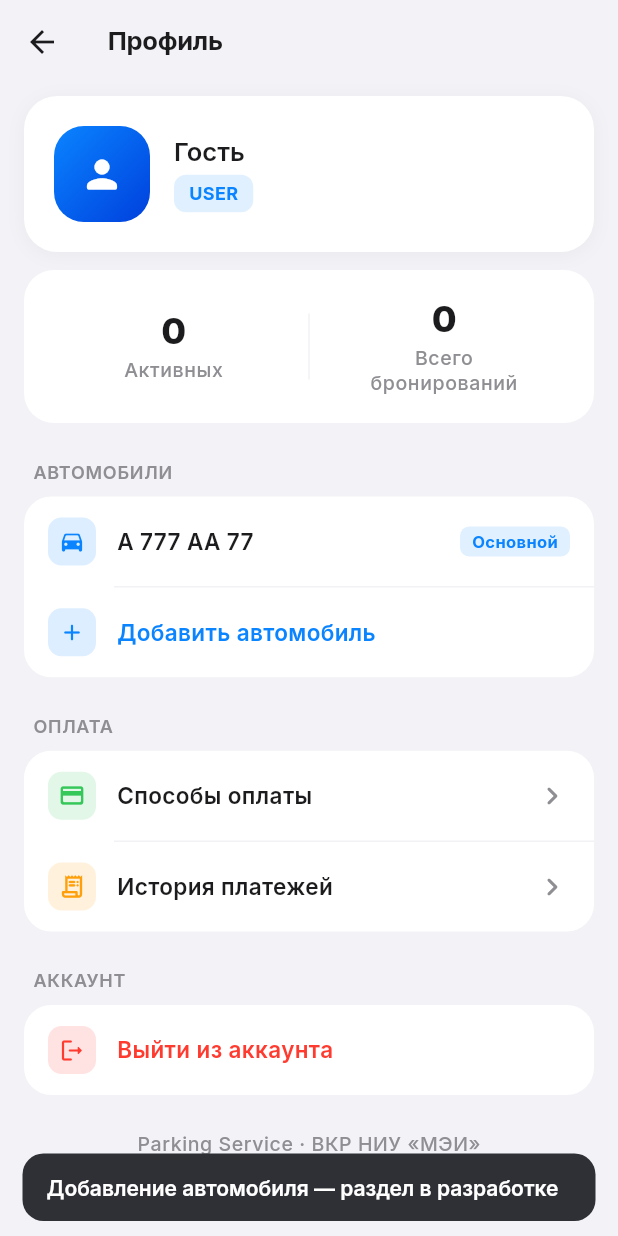
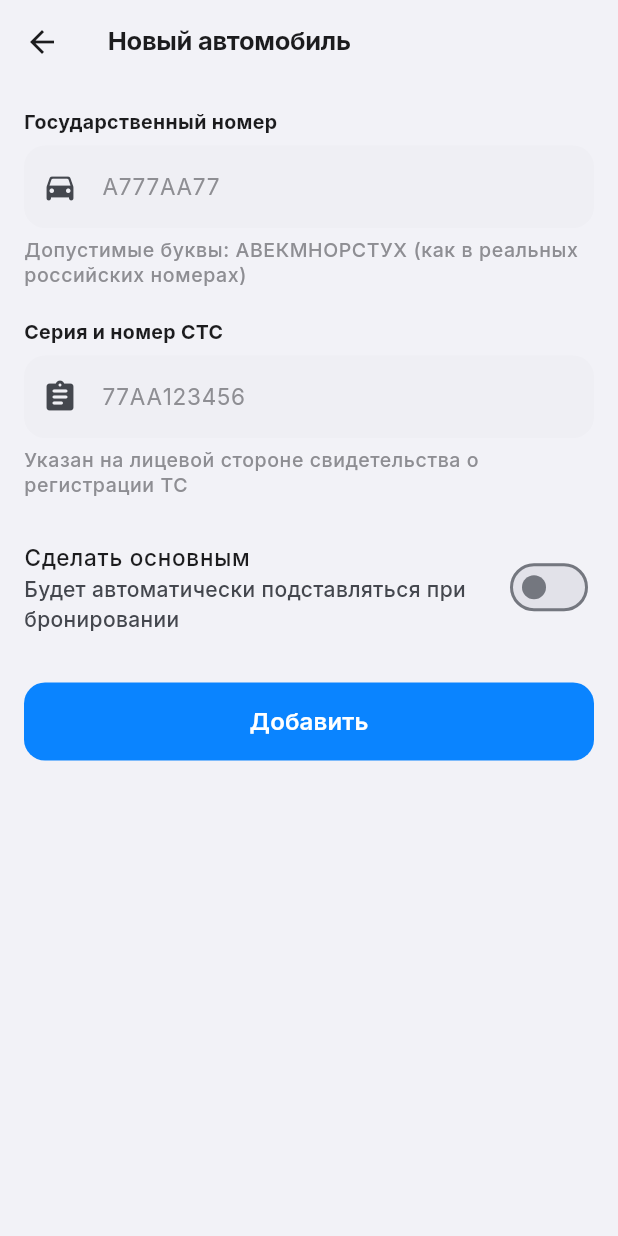
Before and after one commit to chikibriki0/Parking-app, a Flutter app: the ProfileScreen screen opened directly, after a tap on "Добавить автомобиль", on a phone screen of 412 x 824 dp. Run offline on Flutter 3.47's test engine with Material 3 defaults, Android fonts, the phone set to English and light mode, and no system bars; our stand-ins replace cached_network_image, flutter_map, geolocator, google_fonts, jwt_decoder, latlong2 and 2 more; accounts and stored records are empty.

Commit message:
Fix: данные предыдущего пользователя протекали в новый аккаунт + реальный список автомобилей
Bug-fix (приоритет):
- ParkingProvider/FavoritesService жили на всё приложение и после logout
  оставались с историей, броней и избранным предыдущего юзера. Новый
  пользователь видел чужую сводку в профиле сразу после регистрации.
- ParkingProvider.resetUserState() сбрасывает _history, _stats, _mySpotId,
  _zones, _spotStatuses; вызывается при login (новый юзер) и logout.
- FavoritesService теперь использует per-user ключ SharedPreferences
  (`favorite_parkings_u{id}_v1`), переключается через bindUser(userId).
- Пост-логин-настройка инкапсулирована в applyAuthChange(context),
  вызывается из LoginScreen (паролевой и биометрический сценарии)
  и SplashScreen (восстановление сессии при старте).

Feature: реальные автомобили вместо захардкоженной «А 777 АА 77»
- CarsService — per-user список с сохранением в SharedPreferences (JSON).
- AddCarScreen с валидацией:
  • российский гос-номер (буквы только АВЕКМНОРСТУХ — омоглифы латиницы),
  • СТС: 2 цифры + 2 буквы + 6 цифр (как на лицевой стороне свидетельства).
- В профиле список читается из CarsService, тап по машине открывает
  bottom-sheet с «Сделать основным» / «Удалить».
- Первая добавленная машина автоматически становится основной;
  при удалении основной — основной становится следующая.

Co-Authored-By: Claude Opus 4.7 <noreply@anthropic.com>

```diff
--- a/parking_app/lib/main.dart
+++ b/parking_app/lib/main.dart
@@ -4,6 +4,7 @@ import 'package:provider/provider.dart';
 import 'providers/auth_provider.dart';
 import 'providers/parking_provider.dart';
 import 'screens/splash_screen.dart';
+import 'services/cars_service.dart';
 import 'services/favorites_service.dart';
 import 'theme/app_theme.dart';
 
@@ -24,6 +25,7 @@ class ParkingApp extends StatelessWidget {
         ChangeNotifierProvider(create: (_) => AuthProvider()),
         ChangeNotifierProvider(create: (_) => ParkingProvider()),
         ChangeNotifierProvider(create: (_) => FavoritesService()..load()),
+        ChangeNotifierProvider(create: (_) => CarsService()..bindUser(null)),
       ],
       child: MaterialApp(
         title: 'Parking',
--- /dev/null
+++ b/parking_app/lib/screens/add_car_screen.dart
@@ -0,0 +1,163 @@
+import 'package:flutter/material.dart';
+import 'package:flutter/services.dart';
+import 'package:provider/provider.dart';
+
+import '../services/cars_service.dart';
+import '../theme/app_theme.dart';
+
+/// AddCarScreen — форма добавления автомобиля.
+///
+/// Проверяет:
+///   • российский гос-номер: «А777АА77» / «А777АА777» (1 буква + 3 цифры
+///     + 2 буквы + 2–3 цифры региона), допустимые буквы — кириллические
+///     омоглифы латиницы: АВЕКМНОРСТУХ.
+///   • СТС: 2 цифры + 2 буквы + 6 цифр = всего 10 знаков.
+class AddCarScreen extends StatefulWidget {
+  const AddCarScreen({super.key});
+
+  @override
+  State<AddCarScreen> createState() => _AddCarScreenState();
+}
+
+class _AddCarScreenState extends State<AddCarScreen> {
+  final _formKey = GlobalKey<FormState>();
+  final _plateCtrl = TextEditingController();
+  final _stsCtrl = TextEditingController();
+  bool _primary = false;
+
+  static const _plateLetters = 'АВЕКМНОРСТУХ';
+
+  @override
+  void dispose() {
+    _plateCtrl.dispose();
+    _stsCtrl.dispose();
+    super.dispose();
+  }
+
+  String _normalizePlate(String raw) =>
+      raw.toUpperCase().replaceAll(RegExp(r'\s+'), '');
+
+  String _normalizeSts(String raw) =>
+      raw.toUpperCase().replaceAll(RegExp(r'\s+'), '');
+
+  String? _validatePlate(String? v) {
+    final s = _normalizePlate(v ?? '');
+    if (s.isEmpty) return 'Введите номер';
+    final ok = RegExp('^[$_plateLetters]\\d{3}[$_plateLetters]{2}\\d{2,3}\$')
+        .hasMatch(s);
+    if (!ok) {
+      return 'Формат: А777АА77 (буквы $_plateLetters)';
+    }
+    final cars = context.read<CarsService>();
+    if (cars.hasPlate(s)) return 'Такой номер уже добавлен';
+    return null;
+  }
+
+  String? _validateSts(String? v) {
+    final s = _normalizeSts(v ?? '');
+    if (s.isEmpty) return 'Введите СТС';
+    if (!RegExp(r'^\d{2}[А-ЯA-Z]{2}\d{6}$').hasMatch(s)) {
+      return 'Формат: 77АА123456';
+    }
+    return null;
+  }
+
+  Future<void> _submit() async {
+    if (!(_formKey.currentState?.validate() ?? false)) return;
+    final cars = context.read<CarsService>();
+    await cars.add(UserCar(
+      plate: _normalizePlate(_plateCtrl.text),
+      sts: _normalizeSts(_stsCtrl.text),
+      primary: _primary,
+    ));
+    if (!mounted) return;
+    Navigator.of(context).pop();
+  }
+
+  @override
+  Widget build(BuildContext context) {
+    return Scaffold(
+      appBar: AppBar(title: const Text('Новый автомобиль')),
+      body: Form(
+        key: _formKey,
+        child: ListView(
+          padding: const EdgeInsets.all(16),
+          children: [
+            const Text(
+              'Государственный номер',
+              style: TextStyle(fontWeight: FontWeight.w700, fontSize: 13),
+            ),
+            const SizedBox(height: 6),
+            TextFormField(
+              controller: _plateCtrl,
+              textCapitalization: TextCapitalization.characters,
+              decoration: const InputDecoration(
+                hintText: 'А777АА77',
+                prefixIcon: Icon(Icons.directions_car_rounded),
+              ),
+              inputFormatters: [
+                FilteringTextInputFormatter.allow(
+                  RegExp('[$_plateLettersа-яА-ЯA-Za-z0-9\\s]'),
+                ),
+                LengthLimitingTextInputFormatter(10),
+              ],
+              validator: _validatePlate,
+              autovalidateMode: AutovalidateMode.onUserInteraction,
+            ),
+            const SizedBox(height: 6),
+            Text(
+              'Допустимые буквы: $_plateLetters (как в реальных российских номерах)',
+              style: Theme.of(context).textTheme.bodySmall,
+            ),
+            const SizedBox(height: 20),
+            const Text(
+              'Серия и номер СТС',
+              style: TextStyle(fontWeight: FontWeight.w700, fontSize: 13),
+            ),
+            const SizedBox(height: 6),
+            TextFormField(
+              controller: _stsCtrl,
+              textCapitalization: TextCapitalization.characters,
+              decoration: const InputDecoration(
+                hintText: '77АА123456',
+                prefixIcon: Icon(Icons.assignment_rounded),
+              ),
+              inputFormatters: [
+                FilteringTextInputFormatter.allow(
+                  RegExp(r'[а-яА-ЯA-Za-z0-9\s]'),
+                ),
+                LengthLimitingTextInputFormatter(12),
+              ],
+              validator: _validateSts,
+              autovalidateMode: AutovalidateMode.onUserInteraction,
+            ),
+            const SizedBox(height: 6),
+            Text(
+              'Указан на лицевой стороне свидетельства о регистрации ТС',
+              style: Theme.of(context).textTheme.bodySmall,
+            ),
+            const SizedBox(height: 20),
+            SwitchListTile.adaptive(
+              value: _primary,
+              onChanged: (v) => setState(() => _primary = v),
+              title: const Text('Сделать основным'),
+              subtitle: const Text(
+                'Будет автоматически подставляться при бронировании',
+              ),
+              contentPadding: EdgeInsets.zero,
+            ),
+            const SizedBox(height: 24),
+            FilledButton(
+              style: FilledButton.styleFrom(
+                minimumSize: const Size.fromHeight(52),
+                backgroundColor: AppTheme.primary,
+              ),
+              onPressed: _submit,
+              child: const Text('Добавить', style: TextStyle(fontSize: 16)),
+            ),
+          ],
+        ),
+      ),
+    );
+  }
+}
--- a/parking_app/lib/screens/profile_screen.dart
+++ b/parking_app/lib/screens/profile_screen.dart
@@ -3,8 +3,11 @@ import 'package:provider/provider.dart';
 
 import '../providers/auth_provider.dart';
 import '../providers/parking_provider.dart';
+import '../services/cars_service.dart';
+import '../services/favorites_service.dart';
 import '../theme/app_theme.dart';
 import '../widgets/confirm_dialog.dart';
+import 'add_car_screen.dart';
 import 'admin_screen.dart';
 import 'login_screen.dart';
 
@@ -35,37 +38,7 @@ class ProfileScreen extends StatelessWidget {
           const SizedBox(height: 24),
 
           _SectionTitle('Автомобили'),
-          _SettingsGroup(
-            tiles: [
-              _SettingsTile(
-                icon: Icons.directions_car_rounded,
-                iconColor: AppTheme.primary,
-                title: 'А 777 АА 77',
-                trailing: Container(
-                  padding: const EdgeInsets.symmetric(horizontal: 8, vertical: 2),
-                  decoration: BoxDecoration(
-                    color: AppTheme.primary.withOpacity(0.12),
-                    borderRadius: BorderRadius.circular(6),
-                  ),
-                  child: const Text(
-                    'Основной',
-                    style: TextStyle(
-                      color: AppTheme.primary,
-                      fontWeight: FontWeight.w700,
-                      fontSize: 11,
-                    ),
-                  ),
-                ),
-              ),
-              _SettingsTile(
-                icon: Icons.add_rounded,
-                iconColor: AppTheme.primary,
-                title: 'Добавить автомобиль',
-                titleColor: AppTheme.primary,
-                onTap: () => _comingSoon(context, 'Добавление автомобиля'),
-              ),
-            ],
-          ),
+          _CarsSection(),
           const SizedBox(height: 24),
 
           _SectionTitle('Оплата'),
@@ -132,6 +105,13 @@ class ProfileScreen extends StatelessWidget {
                   );
                   if (confirmed != true) return;
                   await auth.logout();
+                  // Чистим все per-user данные, иначе следующий пользователь
+                  // на этом устройстве увидит чужие машины/избранное/историю.
+                  if (context.mounted) {
+                    context.read<ParkingProvider>().resetUserState();
+                    context.read<FavoritesService>().clear();
+                    context.read<CarsService>().clear();
+                  }
                   if (context.mounted) {
                     Navigator.of(context).pushAndRemoveUntil(
                       MaterialPageRoute(builder: (_) => const LoginScreen()),
@@ -267,6 +247,111 @@ class _StatsCard extends StatelessWidget {
   }
 }
 
+/// Секция «Автомобили»: список реальных машин пользователя из CarsService
+/// + кнопка добавления. Заменяет прежнюю единственную захардкоженную
+/// «А 777 АА 77», которая показывалась у всех пользователей одинаково.
+class _CarsSection extends StatelessWidget {
+  @override
+  Widget build(BuildContext context) {
+    final cars = context.watch<CarsService>();
+    final tiles = <Widget>[];
+
+    for (final car in cars.cars) {
+      tiles.add(_SettingsTile(
+        icon: Icons.directions_car_rounded,
+        iconColor: AppTheme.primary,
+        title: car.displayPlate,
+        subtitle: 'СТС ${car.displaySts}',
+        trailing: car.primary
+            ? Container(
+                padding: const EdgeInsets.symmetric(horizontal: 8, vertical: 2),
+                decoration: BoxDecoration(
+                  color: AppTheme.primary.withOpacity(0.12),
+                  borderRadius: BorderRadius.circular(6),
+                ),
+                child: const Text(
+                  'Основной',
+                  style: TextStyle(
+                    color: AppTheme.primary,
+                    fontWeight: FontWeight.w700,
+                    fontSize: 11,
+                  ),
+                ),
+              )
+            : const Icon(Icons.chevron_right_rounded,
+                color: AppTheme.textSecondary),
+        onTap: () => _showCarActions(context, car),
+      ));
+    }
+
+    tiles.add(_SettingsTile(
+      icon: Icons.add_rounded,
+      iconColor: AppTheme.primary,
+      title: 'Добавить автомобиль',
+      titleColor: AppTheme.primary,
+      onTap: () => Navigator.push(
+        context,
+        MaterialPageRoute(builder: (_) => const AddCarScreen()),
+      ),
+    ));
+
+    return _SettingsGroup(tiles: tiles);
+  }
+
+  Future<void> _showCarActions(BuildContext context, UserCar car) async {
+    final cars = context.read<CarsService>();
+    await showModalBottomSheet<void>(
+      context: context,
+      shape: const RoundedRectangleBorder(
+        borderRadius: BorderRadius.vertical(top: Radius.circular(20)),
+      ),
+      builder: (ctx) => SafeArea(
+        child: Column(
+          mainAxisSize: MainAxisSize.min,
+          children: [
+            const SizedBox(height: 8),
+            Container(
+              width: 36,
+              height: 4,
+              decoration: BoxDecoration(
+                color: Colors.black12,
+                borderRadius: BorderRadius.circular(2),
+              ),
+            ),
+            const SizedBox(height: 8),
+            ListTile(
+              title: Text(car.displayPlate,
+                  style: const TextStyle(fontWeight: FontWeight.w700)),
+              subtitle: Text('СТС ${car.displaySts}'),
+            ),
+            const Divider(height: 1),
+            if (!car.primary)
+              ListTile(
+                leading: const Icon(Icons.star_rounded, color: AppTheme.primary),
+                title: const Text('Сделать основным'),
+                onTap: () async {
+                  await cars.setPrimary(car.plate);
+                  if (ctx.mounted) Navigator.pop(ctx);
+                },
+              ),
+            ListTile(
+              leading: const Icon(Icons.delete_outline_rounded,
+                  color: AppTheme.danger),
+              title: const Text('Удалить',
+                  style: TextStyle(color: AppTheme.danger)),
+              onTap: () async {
+                await cars.remove(car.plate);
+                if (ctx.mounted) Navigator.pop(ctx);
+              },
+            ),
+            const SizedBox(height: 8),
+          ],
+        ),
+      ),
+    );
+  }
+}
+
 class _StatCell extends StatelessWidget {
   final String value;
   final String label;
@@ -357,6 +442,7 @@ class _SettingsTile extends StatelessWidget {
   final IconData icon;
   final Color iconColor;
   final String title;
+  final String? subtitle;
   final Color? titleColor;
   final Widget? trailing;
   final VoidCallback? onTap;
@@ -364,6 +450,7 @@ class _SettingsTile extends StatelessWidget {
     required this.icon,
     required this.iconColor,
     required this.title,
+    this.subtitle,
     this.titleColor,
     this.trailing,
     this.onTap,
@@ -388,13 +475,29 @@ class _SettingsTile extends StatelessWidget {
             ),
             const SizedBox(width: 14),
             Expanded(
-              child: Text(
+              child: Column(
+                crossAxisAlignment: CrossAxisAlignment.start,
+                mainAxisSize: MainAxisSize.min,
+                children: [
+                  Text(
                     title,
                     style: TextStyle(
                       fontSize: 15,
                       fontWeight: FontWeight.w600,
                       color: titleColor ?? AppTheme.textPrimary,
                     ),
+                  ),
+                  if (subtitle != null) ...[
+                    const SizedBox(height: 2),
+                    Text(
+                      subtitle!,
+                      style: const TextStyle(
+                        fontSize: 12,
+                        color: AppTheme.textSecondary,
+                      ),
+                    ),
+                  ],
+                ],
               ),
             ),
             if (trailing != null) trailing!,
--- /dev/null
+++ b/parking_app/lib/services/cars_service.dart
@@ -0,0 +1,154 @@
+import 'dart:convert';
+
+import 'package:flutter/foundation.dart';
+import 'package:shared_preferences/shared_preferences.dart';
+
+/// Автомобиль пользователя. Для прототипа храним локально, на сервер
+/// ничего не отправляем — в проде это место займёт endpoint /me/cars.
+class UserCar {
+  /// Российский гос-номер автомобиля в формате «А 777 АА 77» (без пробелов
+  /// в хранении — добавляются только при показе). Проверяется регуляркой
+  /// при сохранении в форме.
+  final String plate;
+
+  /// Серия и номер СТС (свидетельство о регистрации ТС), 10 знаков:
+  /// 2 цифры серии + 2 буквы + 6 цифр. Например: «77АА123456».
+  final String sts;
+
+  /// Является ли «основным» автомобилем (помечен бейджем в профиле).
+  final bool primary;
+
+  const UserCar({
+    required this.plate,
+    required this.sts,
+    this.primary = false,
+  });
+
+  UserCar copyWith({String? plate, String? sts, bool? primary}) => UserCar(
+        plate: plate ?? this.plate,
+        sts: sts ?? this.sts,
+        primary: primary ?? this.primary,
+      );
+
+  Map<String, dynamic> toJson() => {
+        'plate': plate,
+        'sts': sts,
+        'primary': primary,
+      };
+
+  factory UserCar.fromJson(Map<String, dynamic> json) => UserCar(
+        plate: json['plate'] as String,
+        sts: json['sts'] as String,
+        primary: json['primary'] as bool? ?? false,
+      );
+
+  /// Форматирование номера для отображения: «А777АА77» → «А 777 АА 77».
+  /// Если не сматчился по российскому шаблону — возвращаем как есть.
+  String get displayPlate {
+    final m = RegExp(r'^([А-ЯA-Z])(\d{3})([А-ЯA-Z]{2})(\d{2,3})$')
+        .firstMatch(plate);
+    if (m == null) return plate;
+    return '${m[1]} ${m[2]} ${m[3]} ${m[4]}';
+  }
+
+  /// Форматирование СТС: «77АА123456» → «77 АА 123456».
+  String get displaySts {
+    final m = RegExp(r'^(\d{2})([А-ЯA-Z]{2})(\d{6})$').firstMatch(sts);
+    if (m == null) return sts;
+    return '${m[1]} ${m[2]} ${m[3]}';
+  }
+}
+
+/// CarsService — управление списком автомобилей пользователя.
+///
+/// Хранение в SharedPreferences под per-user ключом, чтобы у разных
+/// аккаунтов на одном устройстве не пересекались машины.
+class CarsService extends ChangeNotifier {
+  int? _userId;
+  List<UserCar> _cars = [];
+  bool _loaded = false;
+
+  List<UserCar> get cars => List.unmodifiable(_cars);
+  bool get loaded => _loaded;
+
+  String _keyFor(int? userId) =>
+      userId == null ? 'cars_guest_v1' : 'cars_u${userId}_v1';
+
+  /// Привязка к пользователю (после login и при checkAuth).
+  Future<void> bindUser(int? userId) async {
+    _userId = userId;
+    final prefs = await SharedPreferences.getInstance();
+    final raw = prefs.getString(_keyFor(userId));
+    if (raw == null || raw.isEmpty) {
+      _cars = [];
+    } else {
+      try {
+        final list = (jsonDecode(raw) as List).cast<Map<String, dynamic>>();
+        _cars = list.map(UserCar.fromJson).toList();
+      } catch (_) {
+        _cars = [];
+      }
+    }
+    _loaded = true;
+    notifyListeners();
+  }
+
+  /// Сброс при logout.
+  void clear() {
+    _userId = null;
+    _cars = [];
+    notifyListeners();
+  }
+
+  Future<void> _save() async {
+    final prefs = await SharedPreferences.getInstance();
+    await prefs.setString(
+      _keyFor(_userId),
+      jsonEncode(_cars.map((c) => c.toJson()).toList()),
+    );
+  }
+
+  /// Добавить автомобиль. Первый добавленный автоматически становится
+  /// «основным».
+  Future<void> add(UserCar car) async {
+    final isFirst = _cars.isEmpty;
+    _cars.add(car.copyWith(primary: isFirst || car.primary));
+    if (car.primary && !isFirst) {
+      // Сбрасываем «основной» у остальных, оставляем только у нового.
+      for (var i = 0; i < _cars.length - 1; i++) {
+        if (_cars[i].primary) {
+          _cars[i] = _cars[i].copyWith(primary: false);
+        }
+      }
+    }
+    await _save();
+    notifyListeners();
+  }
+
+  Future<void> remove(String plate) async {
+    final removed = _cars.firstWhere(
+      (c) => c.plate == plate,
+      orElse: () => const UserCar(plate: '', sts: ''),
+    );
+    _cars.removeWhere((c) => c.plate == plate);
+    // Если удалили основной — повышаем первый из оставшихся.
+    if (removed.primary && _cars.isNotEmpty) {
+      _cars[0] = _cars[0].copyWith(primary: true);
+    }
+    await _save();
+    notifyListeners();
+  }
+
+  Future<void> setPrimary(String plate) async {
+    for (var i = 0; i < _cars.length; i++) {
+      _cars[i] = _cars[i].copyWith(primary: _cars[i].plate == plate);
+    }
+    await _save();
+    notifyListeners();
+  }
+
+  /// true — если такой номер уже есть в списке. Используется для валидации
+  /// формы при добавлении.
+  bool hasPlate(String plate) =>
+      _cars.any((c) => c.plate.toUpperCase() == plate.toUpperCase());
+}
--- a/parking_app/lib/services/favorites_service.dart
+++ b/parking_app/lib/services/favorites_service.dart
@@ -4,20 +4,41 @@ import 'package:shared_preferences/shared_preferences.dart';
 /// Локальный сервис «Избранные парковки». Хранит id (или название) парковок,
 /// добавленных пользователем в избранное. Используем SharedPreferences —
 /// для ВКР этого хватает, ничего не отправляем на сервер.
+///
+/// Ключ зависит от userId — иначе при выходе из аккаунта и входе под
+/// другим пользователем тот видит чужое избранное.
 class FavoritesService extends ChangeNotifier {
-  static const _key = 'favorite_parkings_v1';
+  static const _legacyKey = 'favorite_parkings_v1';
+  int? _userId;
   Set<String> _ids = {};
   bool _loaded = false;
 
   Set<String> get ids => _ids;
   bool get loaded => _loaded;
 
-  Future<void> load() async {
+  String _keyFor(int? userId) =>
+      userId == null ? _legacyKey : 'favorite_parkings_u${userId}_v1';
+
+  /// Привязать сервис к конкретному пользователю (вызывается после login).
+  /// Если userId == null — гостевой режим (общий ключ).
+  Future<void> bindUser(int? userId) async {
+    _userId = userId;
     final prefs = await SharedPreferences.getInstance();
-    _ids = prefs.getStringList(_key)?.toSet() ?? <String>{};
+    _ids = prefs.getStringList(_keyFor(userId))?.toSet() ?? <String>{};
     _loaded = true;
     notifyListeners();
   }
+
+  /// Сброс при logout — больше не показываем избранное предыдущего юзера.
+  void clear() {
+    _userId = null;
+    _ids = {};
+    notifyListeners();
+  }
+
+  /// Legacy-метод для совместимости со старым main.dart (грузит без userId).
+  /// После первого login будет переопределён через bindUser().
+  Future<void> load() => bindUser(null);
 
   bool contains(String id) => _ids.contains(id);
 
@@ -29,6 +50,6 @@ class FavoritesService extends ChangeNotifier {
     }
     notifyListeners();
     final prefs = await SharedPreferences.getInstance();
-    await prefs.setStringList(_key, _ids.toList());
+    await prefs.setStringList(_keyFor(_userId), _ids.toList());
   }
 }
```
Also changed, not shown: parking_app/lib/providers/parking_provider.dart (+16 -0 lines), parking_app/lib/screens/login_screen.dart (+20 -0 lines), parking_app/lib/screens/splash_screen.dart (+12 -0 lines). Lines whose indentation alone changed are shown as unchanged.
